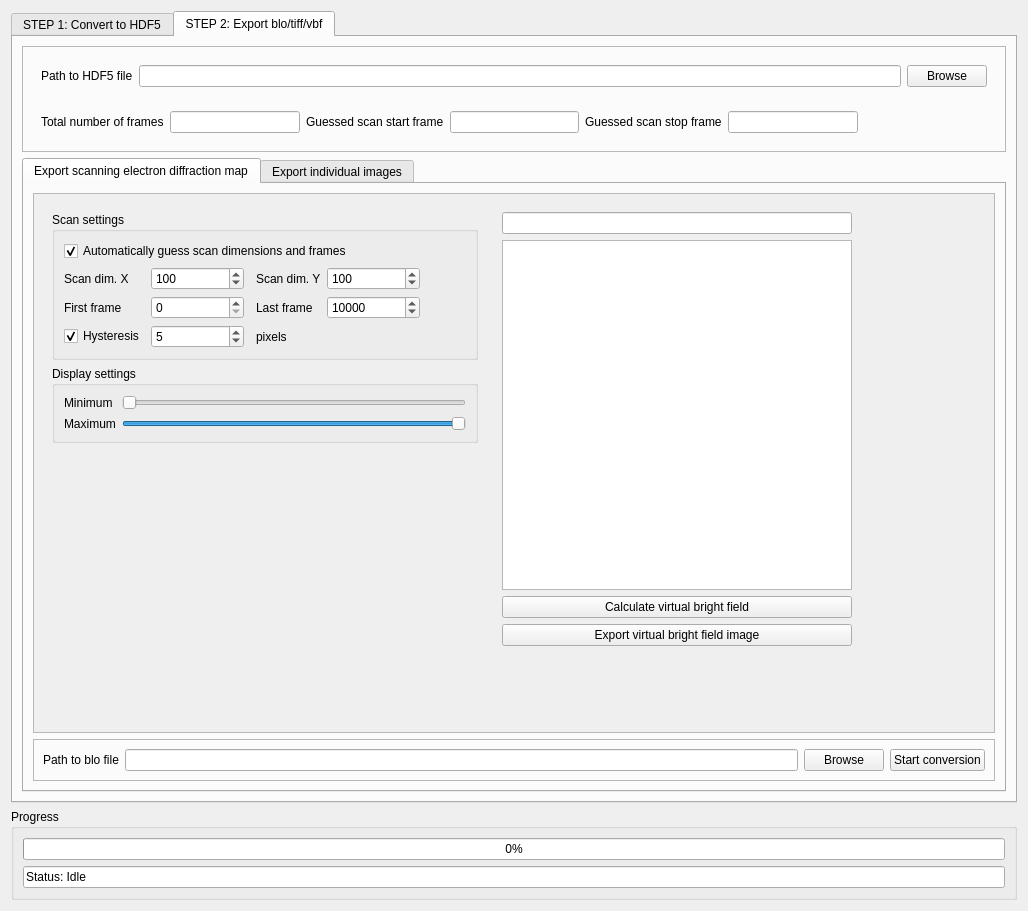
First picture: the form in tvipsconverter/widget_2.ui, repository din14970/TVIPSconverter, before the edit.
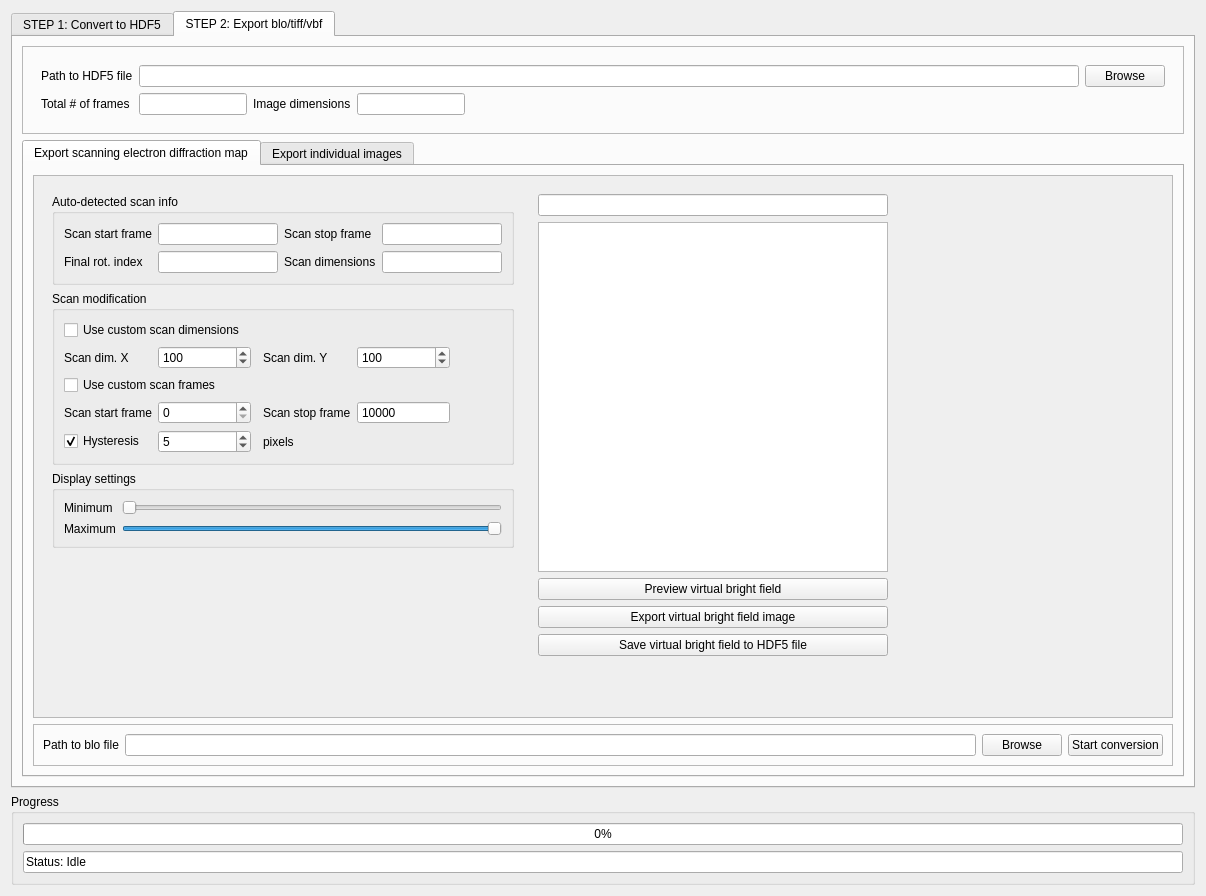
Second picture: the form after the edit. The open tabs and pages were chosen to show the change.

Commit message: implemented gui VBF, minor bug fixes gui

```diff
--- a/tvipsconverter/widget_2.ui
+++ b/tvipsconverter/widget_2.ui
@@ -6,8 +6,8 @@
    <rect>
     <x>0</x>
     <y>0</y>
-    <width>1028</width>
-    <height>911</height>
+    <width>1206</width>
+    <height>896</height>
    </rect>
   </property>
   <property name="sizePolicy">
@@ -802,90 +802,56 @@
               <verstretch>0</verstretch>
              </sizepolicy>
             </property>
-            <layout class="QHBoxLayout" name="horizontalLayout_9">
-             <item>
+            <layout class="QGridLayout" name="gridLayout_9">
+             <item row="1" column="0">
+              <widget class="QLabel" name="label_5">
+               <property name="text">
+                <string>Total # of frames</string>
+               </property>
+              </widget>
+             </item>
+             <item row="0" column="0">
               <widget class="QLabel" name="label_7">
                <property name="text">
                 <string>Path to HDF5 file</string>
                </property>
               </widget>
              </item>
-             <item>
-              <widget class="QLineEdit" name="lineEdit_4">
-               <property name="readOnly">
-                <bool>true</bool>
-               </property>
-              </widget>
-             </item>
-             <item>
-              <widget class="QPushButton" name="pushButton_8">
+             <item row="1" column="2">
+              <widget class="QLabel" name="label_32">
                <property name="text">
-                <string>Browse</string>
+                <string>Image dimensions</string>
                </property>
               </widget>
              </item>
-            </layout>
-           </widget>
-          </item>
-          <item>
-           <widget class="QWidget" name="widget_11" native="true">
-            <layout class="QHBoxLayout" name="horizontalLayout_13">
-             <item>
-              <widget class="QLabel" name="label_5">
-               <property name="text">
-                <string>Total number of frames</string>
-               </property>
-              </widget>
-             </item>
-             <item>
+             <item row="1" column="1">
               <widget class="QLineEdit" name="lineEdit_3">
-               <property name="readOnly">
-                <bool>true</bool>
+               <property name="sizePolicy">
+                <sizepolicy hsizetype="Maximum" vsizetype="Fixed">
+                 <horstretch>0</horstretch>
+                 <verstretch>0</verstretch>
+                </sizepolicy>
                </property>
-              </widget>
-             </item>
-             <item>
-              <widget class="QLabel" name="label_9">
-               <property name="toolTip">
-                <string>&lt;html&gt;&lt;head/&gt;&lt;body&gt;&lt;p&gt;Stream frames store a &amp;quot;rotator&amp;quot; index. When this starts increasing the scan has started. The first frame where it is not 1 is the guessed start frame.&lt;/p&gt;&lt;/body&gt;&lt;/html&gt;</string>
-               </property>
-               <property name="text">
-                <string>Guessed scan start frame</string>
-               </property>
-              </widget>
-             </item>
-             <item>
-              <widget class="QLineEdit" name="lineEdit_5">
-               <property name="toolTip">
-                <string>&lt;html&gt;&lt;head/&gt;&lt;body&gt;&lt;p&gt;Stream frames store a &amp;quot;rotator&amp;quot; index. When this starts increasing the scan has started. The first frame where it is not 1 is the guessed start frame.&lt;/p&gt;&lt;/body&gt;&lt;/html&gt;</string>
-               </property>
                <property name="readOnly">
                 <bool>true</bool>
                </property>
               </widget>
              </item>
-             <item>
-              <widget class="QLabel" name="label_12">
-               <property name="toolTip">
-                <string>&lt;html&gt;&lt;head/&gt;&lt;body&gt;&lt;p&gt;Stream frames store a &amp;quot;rotator&amp;quot; index. When the scan ends this drops to 1. The last frame where it is not 1 is taken as the end.&lt;/p&gt;&lt;/body&gt;&lt;/html&gt;</string>
+             <item row="1" column="3">
+              <widget class="QLineEdit" name="lineEdit_13">
+               <property name="sizePolicy">
+                <sizepolicy hsizetype="Maximum" vsizetype="Fixed">
+                 <horstretch>0</horstretch>
+                 <verstretch>0</verstretch>
+                </sizepolicy>
                </property>
-               <property name="text">
-                <string>Guessed scan stop frame</string>
-               </property>
-              </widget>
-             </item>
-             <item>
-              <widget class="QLineEdit" name="lineEdit_6">
-               <property name="toolTip">
-                <string>&lt;html&gt;&lt;head/&gt;&lt;body&gt;&lt;p&gt;Stream frames store a &amp;quot;rotator&amp;quot; index. When the scan ends this drops to 1. The last frame where it is not 1 is taken as the end.&lt;/p&gt;&lt;/body&gt;&lt;/html&gt;</string>
-               </property>
                <property name="readOnly">
                 <bool>true</bool>
                </property>
               </widget>
              </item>
-             <item>
-              <spacer name="horizontalSpacer_11">
+             <item row="1" column="4">
+              <spacer name="horizontalSpacer_9">
                <property name="orientation">
                 <enum>Qt::Horizontal</enum>
                </property>
@@ -897,6 +863,32 @@
                </property>
               </spacer>
              </item>
+             <item row="0" column="5">
+              <widget class="QPushButton" name="pushButton_8">
+               <property name="sizePolicy">
+                <sizepolicy hsizetype="Maximum" vsizetype="Fixed">
+                 <horstretch>0</horstretch>
+                 <verstretch>0</verstretch>
+                </sizepolicy>
+               </property>
+               <property name="text">
+                <string>Browse</string>
+               </property>
+              </widget>
+             </item>
+             <item row="0" column="1" colspan="4">
+              <widget class="QLineEdit" name="lineEdit_4">
+               <property name="sizePolicy">
+                <sizepolicy hsizetype="Expanding" vsizetype="Fixed">
+                 <horstretch>0</horstretch>
+                 <verstretch>0</verstretch>
+                </sizepolicy>
+               </property>
+               <property name="readOnly">
+                <bool>true</bool>
+               </property>
+              </widget>
+             </item>
             </layout>
            </widget>
           </item>
@@ -923,14 +915,91 @@
                <rect>
                 <x>0</x>
                 <y>0</y>
-                <width>911</width>
-                <height>511</height>
+                <width>1089</width>
+                <height>545</height>
                </rect>
               </property>
               <layout class="QHBoxLayout" name="horizontalLayout_2">
                <item>
                 <widget class="QWidget" name="widget_12" native="true">
                  <layout class="QVBoxLayout" name="verticalLayout_10">
+                  <item>
+                   <widget class="QGroupBox" name="groupBox_11">
+                    <property name="title">
+                     <string>Auto-detected scan info</string>
+                    </property>
+                    <layout class="QGridLayout" name="gridLayout_8">
+                     <item row="1" column="3">
+                      <widget class="QLineEdit" name="lineEdit_6">
+                       <property name="toolTip">
+                        <string>&lt;html&gt;&lt;head/&gt;&lt;body&gt;&lt;p&gt;Stream frames store a &amp;quot;rotator&amp;quot; index. When the scan ends this drops to 1. The last frame where it is not 1 is taken as the end.&lt;/p&gt;&lt;/body&gt;&lt;/html&gt;</string>
+                       </property>
+                       <property name="readOnly">
+                        <bool>true</bool>
+                       </property>
+                      </widget>
+                     </item>
+                     <item row="1" column="0">
+                      <widget class="QLabel" name="label_9">
+                       <property name="toolTip">
+                        <string>&lt;html&gt;&lt;head/&gt;&lt;body&gt;&lt;p&gt;Stream frames store a &amp;quot;rotator&amp;quot; index. When this starts increasing the scan has started. The first frame where it is not 1 is the guessed start frame.&lt;/p&gt;&lt;/body&gt;&lt;/html&gt;</string>
+                       </property>
+                       <property name="text">
+                        <string>Scan start frame</string>
+                       </property>
+                      </widget>
+                     </item>
+                     <item row="1" column="1">
+                      <widget class="QLineEdit" name="lineEdit_5">
+                       <property name="toolTip">
+                        <string>&lt;html&gt;&lt;head/&gt;&lt;body&gt;&lt;p&gt;Stream frames store a &amp;quot;rotator&amp;quot; index. When this starts increasing the scan has started. The first frame where it is not 1 is the guessed start frame.&lt;/p&gt;&lt;/body&gt;&lt;/html&gt;</string>
+                       </property>
+                       <property name="readOnly">
+                        <bool>true</bool>
+                       </property>
+                      </widget>
+                     </item>
+                     <item row="1" column="2">
+                      <widget class="QLabel" name="label_12">
+                       <property name="toolTip">
+                        <string>&lt;html&gt;&lt;head/&gt;&lt;body&gt;&lt;p&gt;Stream frames store a &amp;quot;rotator&amp;quot; index. When the scan ends this drops to 1. The last frame where it is not 1 is taken as the end.&lt;/p&gt;&lt;/body&gt;&lt;/html&gt;</string>
+                       </property>
+                       <property name="text">
+                        <string>Scan stop frame</string>
+                       </property>
+                      </widget>
+                     </item>
+                     <item row="2" column="0">
+                      <widget class="QLabel" name="label_30">
+                       <property name="text">
+                        <string>Final rot. index</string>
+                       </property>
+                      </widget>
+                     </item>
+                     <item row="2" column="1">
+                      <widget class="QLineEdit" name="lineEdit_11">
+                       <property name="readOnly">
+                        <bool>true</bool>
+                       </property>
+                      </widget>
+                     </item>
+                     <item row="2" column="3">
+                      <widget class="QLineEdit" name="lineEdit_12">
+                       <property name="readOnly">
+                        <bool>true</bool>
+                       </property>
+                      </widget>
+                     </item>
+                     <item row="2" column="2">
+                      <widget class="QLabel" name="label_31">
+                       <property name="text">
+                        <string>Scan dimensions</string>
+                       </property>
+                      </widget>
+                     </item>
+                    </layout>
+                   </widget>
+                  </item>
                   <item>
                    <widget class="QGroupBox" name="groupBox_3">
                     <property name="sizePolicy">
@@ -943,67 +1012,20 @@
                      <string>&lt;html&gt;&lt;head/&gt;&lt;body&gt;&lt;p&gt;Adjust settings for aligning the scan frames&lt;/p&gt;&lt;/body&gt;&lt;/html&gt;</string>
                     </property>
                     <property name="title">
-                     <string>Scan settings</string>
+                     <string>Scan modification</string>
                     </property>
                     <layout class="QGridLayout" name="gridLayout_6">
-                     <item row="3" column="1">
-                      <widget class="QSpinBox" name="spinBox_9">
-                       <property name="enabled">
-                        <bool>true</bool>
-                       </property>
-                       <property name="sizePolicy">
-                        <sizepolicy hsizetype="Fixed" vsizetype="Fixed">
-                         <horstretch>0</horstretch>
-                         <verstretch>0</verstretch>
-                        </sizepolicy>
-                       </property>
-                       <property name="minimumSize">
-                        <size>
-                         <width>93</width>
-                         <height>0</height>
-                        </size>
-                       </property>
-                       <property name="maximum">
-                        <number>100000000</number>
-                       </property>
-                       <property name="value">
-                        <number>5</number>
-                       </property>
-                      </widget>
-                     </item>
                      <item row="3" column="0">
-                      <widget class="QCheckBox" name="checkBox_6">
+                      <widget class="QLabel" name="label_3">
                        <property name="toolTip">
                         <string>&lt;html&gt;&lt;head/&gt;&lt;body&gt;&lt;p&gt;Scan happened in a snake pattern with some overshoot on each return. Hysteresis applies a constant shift to every even line to correct for this.&lt;/p&gt;&lt;/body&gt;&lt;/html&gt;</string>
                        </property>
                        <property name="text">
-                        <string>Hysteresis</string>
+                        <string>Scan start frame</string>
                        </property>
-                       <property name="checked">
-                        <bool>true</bool>
-                       </property>
                       </widget>
                      </item>
-                     <item row="1" column="0">
-                      <widget class="QLabel" name="label_2">
-                       <property name="enabled">
-                        <bool>true</bool>
-                       </property>
-                       <property name="sizePolicy">
-                        <sizepolicy hsizetype="Maximum" vsizetype="Preferred">
-                         <horstretch>0</horstretch>
-                         <verstretch>0</verstretch>
-                        </sizepolicy>
-                       </property>
-                       <property name="toolTip">
-                        <string>&lt;html&gt;&lt;head/&gt;&lt;body&gt;&lt;p&gt;Number of scan points in the x direction&lt;/p&gt;&lt;/body&gt;&lt;/html&gt;</string>
-                       </property>
-                       <property name="text">
-                        <string>Scan dim. X</string>
-                       </property>
-                      </widget>
-                     </item>
-                     <item row="1" column="1" colspan="2">
+                     <item row="1" column="1">
                       <widget class="QSpinBox" name="spinBox">
                        <property name="enabled">
                         <bool>true</bool>
@@ -1034,16 +1056,6 @@
                        </property>
                       </widget>
                      </item>
-                     <item row="0" column="0" colspan="7">
-                      <widget class="QCheckBox" name="checkBox_2">
-                       <property name="text">
-                        <string>Automatically guess scan dimensions and frames</string>
-                       </property>
-                       <property name="checked">
-                        <bool>true</bool>
-                       </property>
-                      </widget>
-                     </item>
                      <item row="1" column="3">
                       <widget class="QLabel" name="label_6">
                        <property name="enabled">
@@ -1063,39 +1075,27 @@
                        </property>
                       </widget>
                      </item>
-                     <item row="1" column="4">
-                      <widget class="QSpinBox" name="spinBox_2">
-                       <property name="enabled">
+                     <item row="3" column="4">
+                      <widget class="QSpinBox" name="spinBox_16">
+                       <property name="readOnly">
                         <bool>true</bool>
                        </property>
-                       <property name="sizePolicy">
-                        <sizepolicy hsizetype="Fixed" vsizetype="Fixed">
-                         <horstretch>0</horstretch>
-                         <verstretch>0</verstretch>
-                        </sizepolicy>
-                       </property>
-                       <property name="minimumSize">
-                        <size>
-                         <width>93</width>
-                         <height>0</height>
-                        </size>
-                       </property>
-                       <property name="minimum">
-                        <number>1</number>
+                       <property name="buttonSymbols">
+                        <enum>QAbstractSpinBox::NoButtons</enum>
                        </property>
                        <property name="maximum">
-                        <number>10000</number>
-                       </property>
-                       <property name="singleStep">
-                        <number>10</number>
+                        <number>100000000</number>
                        </property>
                        <property name="value">
-                        <number>100</number>
+                        <number>10000</number>
                        </property>
                       </widget>
                      </item>
-                     <item row="3" column="3">
-                      <widget class="QLabel" name="label_27">
+                     <item row="1" column="0">
+                      <widget class="QLabel" name="label_2">
+                       <property name="enabled">
+                        <bool>true</bool>
+                       </property>
                        <property name="sizePolicy">
                         <sizepolicy hsizetype="Maximum" vsizetype="Preferred">
                          <horstretch>0</horstretch>
@@ -1103,11 +1103,11 @@
                         </sizepolicy>
                        </property>
                        <property name="text">
-                        <string>pixels</string>
+                        <string>Scan dim. X</string>
                        </property>
                       </widget>
                      </item>
-                     <item row="1" column="5" colspan="3">
+                     <item row="3" column="6">
                       <spacer name="horizontalSpacer_7">
                        <property name="orientation">
                         <enum>Qt::Horizontal</enum>
@@ -1120,40 +1120,122 @@
                        </property>
                       </spacer>
                      </item>
-                     <item row="2" column="0">
-                      <widget class="QLabel" name="label_3">
-                       <property name="toolTip">
-                        <string>&lt;html&gt;&lt;head/&gt;&lt;body&gt;&lt;p&gt;Frame in the stream where the scan began&lt;/p&gt;&lt;/body&gt;&lt;/html&gt;</string>
-                       </property>
-                       <property name="text">
-                        <string>First frame</string>
-                       </property>
-                      </widget>
-                     </item>
-                     <item row="2" column="1">
+                     <item row="3" column="1">
                       <widget class="QSpinBox" name="spinBox_15">
                        <property name="maximum">
                         <number>100000000</number>
                        </property>
                       </widget>
                      </item>
-                     <item row="2" column="3">
+                     <item row="1" column="4">
+                      <widget class="QSpinBox" name="spinBox_2">
+                       <property name="enabled">
+                        <bool>true</bool>
+                       </property>
+                       <property name="sizePolicy">
+                        <sizepolicy hsizetype="Fixed" vsizetype="Fixed">
+                         <horstretch>0</horstretch>
+                         <verstretch>0</verstretch>
+                        </sizepolicy>
+                       </property>
+                       <property name="minimumSize">
+                        <size>
+                         <width>93</width>
+                         <height>0</height>
+                        </size>
+                       </property>
+                       <property name="minimum">
+                        <number>1</number>
+                       </property>
+                       <property name="maximum">
+                        <number>10000</number>
+                       </property>
+                       <property name="singleStep">
+                        <number>10</number>
+                       </property>
+                       <property name="value">
+                        <number>100</number>
+                       </property>
+                      </widget>
+                     </item>
+                     <item row="3" column="3">
                       <widget class="QLabel" name="label_4">
                        <property name="toolTip">
                         <string>&lt;html&gt;&lt;head/&gt;&lt;body&gt;&lt;p&gt;Frame at which the scanning stopped. If not auto-calculated must be (first frame + scan dim x * scan dim y)&lt;/p&gt;&lt;/body&gt;&lt;/html&gt;</string>
                        </property>
                        <property name="text">
-                        <string>Last frame</string>
+                        <string>Scan stop frame</string>
                        </property>
                       </widget>
                      </item>
-                     <item row="2" column="4">
-                      <widget class="QSpinBox" name="spinBox_16">
+                     <item row="6" column="1">
+                      <widget class="QSpinBox" name="spinBox_9">
+                       <property name="enabled">
+                        <bool>true</bool>
+                       </property>
+                       <property name="sizePolicy">
+                        <sizepolicy hsizetype="Fixed" vsizetype="Fixed">
+                         <horstretch>0</horstretch>
+                         <verstretch>0</verstretch>
+                        </sizepolicy>
+                       </property>
+                       <property name="minimumSize">
+                        <size>
+                         <width>93</width>
+                         <height>0</height>
+                        </size>
+                       </property>
+                       <property name="minimum">
+                        <number>-100000000</number>
+                       </property>
                        <property name="maximum">
                         <number>100000000</number>
                        </property>
                        <property name="value">
-                        <number>10000</number>
+                        <number>5</number>
+                       </property>
+                      </widget>
+                     </item>
+                     <item row="6" column="3">
+                      <widget class="QLabel" name="label_27">
+                       <property name="sizePolicy">
+                        <sizepolicy hsizetype="Maximum" vsizetype="Preferred">
+                         <horstretch>0</horstretch>
+                         <verstretch>0</verstretch>
+                        </sizepolicy>
+                       </property>
+                       <property name="text">
+                        <string>pixels</string>
+                       </property>
+                      </widget>
+                     </item>
+                     <item row="6" column="0">
+                      <widget class="QCheckBox" name="checkBox_6">
+                       <property name="toolTip">
+                        <string>&lt;html&gt;&lt;head/&gt;&lt;body&gt;&lt;p&gt;Scan happened in a snake pattern with some overshoot on each return. Hysteresis applies a constant shift to every even line to correct for this.&lt;/p&gt;&lt;/body&gt;&lt;/html&gt;</string>
+                       </property>
+                       <property name="text">
+                        <string>Hysteresis</string>
+                       </property>
+                       <property name="checked">
+                        <bool>true</bool>
+                       </property>
+                      </widget>
+                     </item>
+                     <item row="0" column="0" colspan="7">
+                      <widget class="QCheckBox" name="checkBox_2">
+                       <property name="text">
+                        <string>Use custom scan dimensions</string>
+                       </property>
+                       <property name="checked">
+                        <bool>false</bool>
+                       </property>
+                      </widget>
+                     </item>
+                     <item row="2" column="0" colspan="5">
+                      <widget class="QCheckBox" name="checkBox_11">
+                       <property name="text">
+                        <string>Use custom scan frames</string>
                        </property>
                       </widget>
                      </item>
@@ -1272,7 +1354,7 @@
                      <string>&lt;html&gt;&lt;head/&gt;&lt;body&gt;&lt;p&gt;Calculate and display virtual bright field&lt;/p&gt;&lt;/body&gt;&lt;/html&gt;</string>
                     </property>
                     <property name="text">
-                     <string>Calculate virtual bright field</string>
+                     <string>Preview virtual bright field</string>
                     </property>
                    </widget>
                   </item>
@@ -1286,6 +1368,13 @@
                     </property>
                    </widget>
                   </item>
+                  <item>
+                   <widget class="QPushButton" name="pushButton_13">
+                    <property name="text">
+                     <string>Save virtual bright field to HDF5 file</string>
+                    </property>
+                   </widget>
+                  </item>
                   <item>
                    <spacer name="verticalSpacer_3">
                     <property name="orientation">
```
Left out of the diff: 89 changed lines with no effect on the pictures. The commit also changes 2 other files.
